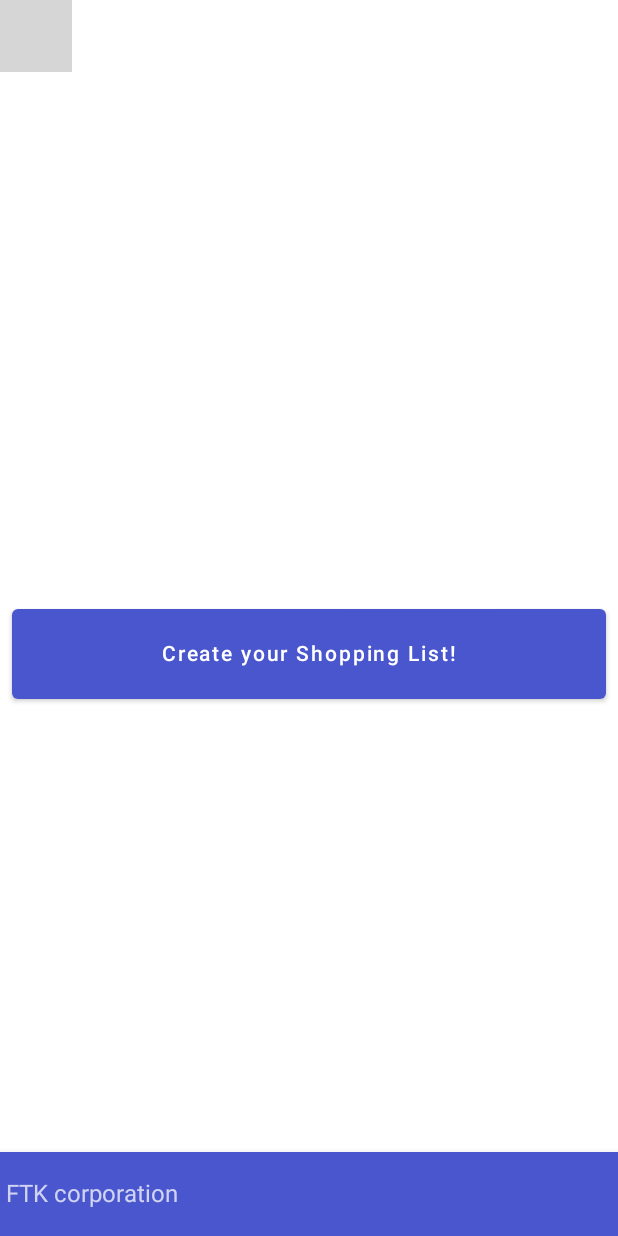
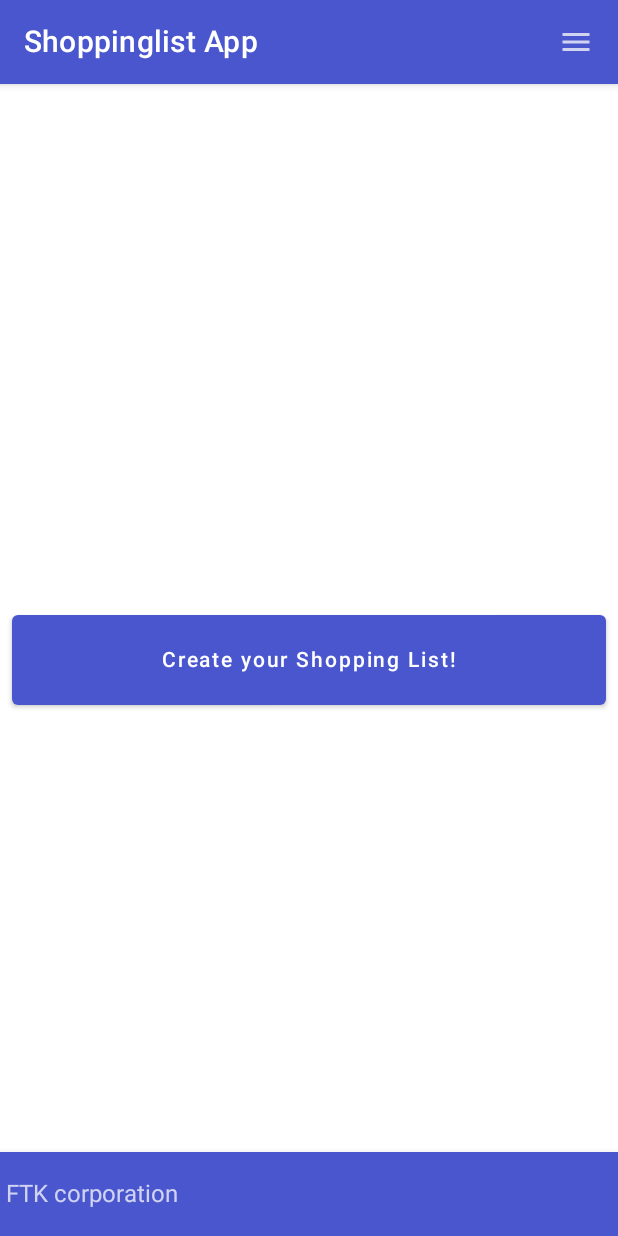
Before and after one commit to FTK-Corporation/FTKShoppingList, an Android app built with Jetpack Compose: the screen it shows after launch (MainActivity), on a phone screen of 412 x 824 dp. Run offline under Robolectric (Android 15) with nearby library versions, the phone set to English and light mode, and no system bars; grey boxes are pictures that could not be loaded.

Commit message:
Creating Navigation base

```diff
--- a/app/src/main/java/com/example/ftkshoppinglist/MainActivity.kt
+++ b/app/src/main/java/com/example/ftkshoppinglist/MainActivity.kt
@@ -21,6 +21,9 @@ import androidx.compose.ui.tooling.preview.Preview
 import androidx.compose.ui.unit.dp
 import androidx.compose.ui.unit.sp
 import androidx.navigation.NavController
+import androidx.navigation.compose.NavHost
+import androidx.navigation.compose.composable
+import androidx.navigation.compose.rememberNavController
 import com.example.ftkshoppinglist.ui.theme.FTKShoppingListTheme
 
 class MainActivity : ComponentActivity() {
@@ -33,20 +36,41 @@ class MainActivity : ComponentActivity() {
                     modifier = Modifier.fillMaxSize(),
                     color = MaterialTheme.colors.background
                 ) {
-                    WelcomeScreen()
+                    MainApp()
                 }
             }
         }
     }
 }
+@Composable
+fun MainApp(){
+    val navController = rememberNavController()
+    NavHost(
+        navController = navController,
+        startDestination = "Home"
+    ) {
+        composable(route = "Home") {
+            WelcomeScreen(navController)
+        }
+        composable(route = "Preset") {
+            PresetScreen(navController)
+        }
+        composable(route = "Profile") {
+            ProfileScreen(navController)
+        }
+    }
+}
+
 
 @Composable
-fun WelcomeScreen() {
+fun WelcomeScreen(navController: NavController) {
     Scaffold(
-        topBar = { MyTopBar()},
+        topBar = { MyTopBar("Shoppinglist App",navController)},
         content={
             Column(
-                modifier = Modifier.fillMaxWidth().fillMaxHeight(),
+                modifier = Modifier
+                    .fillMaxWidth()
+                    .fillMaxHeight(),
                 verticalArrangement = Arrangement.Center,
                 horizontalAlignment = Alignment.CenterHorizontally
             ) {
@@ -56,8 +80,23 @@ fun WelcomeScreen() {
                 },
         bottomBar = { BottomAppBar{ Text(text = "FTK corporation")}}
     )
+}
+@Composable
+fun PresetScreen(navController: NavController){
+    Scaffold(
+        topBar = {MyTopBar("Presets",navController)},
+        content={Text("This is the presets screen")}
+    )
+}
+@Composable
+fun ProfileScreen(navController: NavController){
+    Scaffold(
+        topBar = {MyTopBar("Profile",navController)},
+        content={Text("This is the profile screen")}
+    )
+}
 
-}
+
 @Composable
 fun MyTopBar(title:String, navController: NavController){
     var expanded by remember { mutableStateOf(false) }
```
